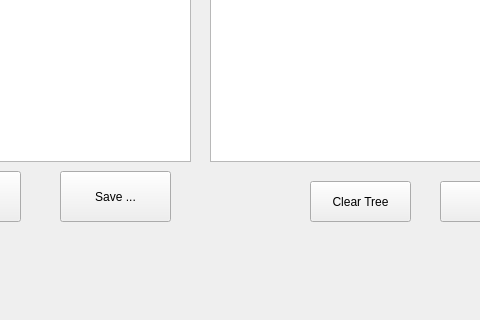
Above: cpp/qt/BuildTree/GraphicTree/NormalTree/SuperTreeEditor/mainwindow.ui from EdisoNewtong/Vector before the change; both pictures show x 130 to 610 and y 329 to 649 of the 1486 by 649 pixel window. Below: the same form after it.
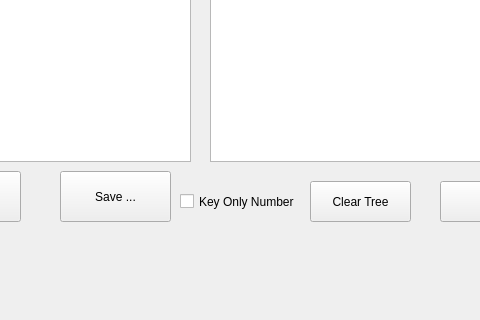
That is the form after the change. Custom widgets are drawn as their Qt base class.

The edit to the form file:
```diff
--- a/cpp/qt/BuildTree/GraphicTree/NormalTree/SuperTreeEditor/mainwindow.ui
+++ b/cpp/qt/BuildTree/GraphicTree/NormalTree/SuperTreeEditor/mainwindow.ui
@@ -131,6 +131,19 @@
      </rect>
     </property>
    </widget>
+   <widget class="QCheckBox" name="checkBoxOption0">
+    <property name="geometry">
+     <rect>
+      <x>310</x>
+      <y>510</y>
+      <width>121</width>
+      <height>41</height>
+     </rect>
+    </property>
+    <property name="text">
+     <string>Key Only Number</string>
+    </property>
+   </widget>
   </widget>
   <widget class="QStatusBar" name="statusBar"/>
  </widget>
```
